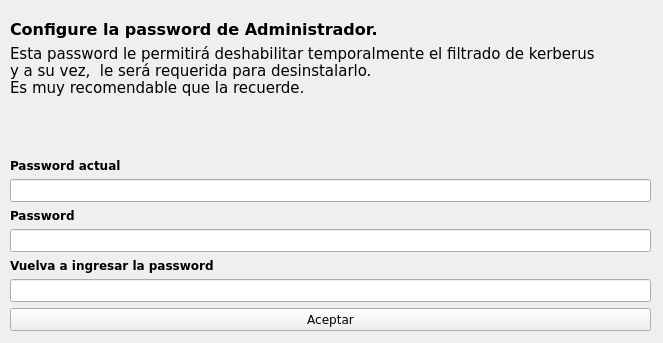
First picture: the form in cliente/password/formulario.ui, repository AviFix/Kerberus-Control-Parental, before the edit.
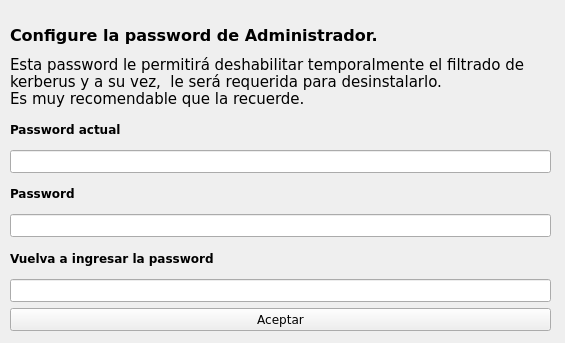
Second picture: the form after the edit.

The edit to the form file:
```diff
--- a/cliente/password/formulario.ui
+++ b/cliente/password/formulario.ui
@@ -9,7 +9,7 @@
    <rect>
     <x>0</x>
     <y>0</y>
-    <width>663</width>
+    <width>565</width>
     <height>343</height>
    </rect>
   </property>
@@ -27,7 +27,7 @@
     <rect>
      <x>10</x>
      <y>20</y>
-     <width>641</width>
+     <width>541</width>
      <height>311</height>
     </rect>
    </property>
@@ -62,8 +62,8 @@
        </font>
       </property>
       <property name="text">
-       <string>Esta password le permitirá deshabilitar temporalmente el filtrado de kerberus 
-y a su vez,  le será requerida para desinstalarlo.
+       <string>Esta password le permitirá deshabilitar temporalmente el filtrado de
+kerberus y a su vez,  le será requerida para desinstalarlo.
 Es muy recomendable que la recuerde.</string>
       </property>
       <property name="scaledContents">
@@ -74,19 +74,6 @@
       </property>
      </widget>
     </item>
-    <item>
-     <spacer name="verticalSpacer">
-      <property name="orientation">
-       <enum>Qt::Vertical</enum>
-      </property>
-      <property name="sizeHint" stdset="0">
-       <size>
-        <width>20</width>
-        <height>40</height>
-       </size>
-      </property>
-     </spacer>
-    </item>
     <item>
      <widget class="QLabel" name="label_passwordActual">
       <property name="enabled">
```
